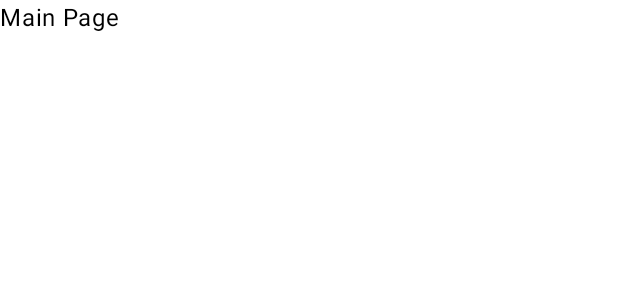
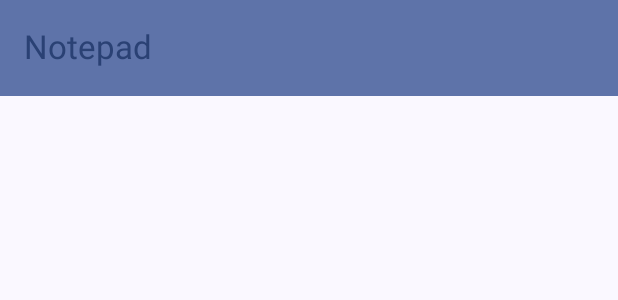
Before and after one commit to Lucas-89/NotePad, an Android app built with Jetpack Compose: the @Preview function MainPagePreview, on a phone screen of 412 x 824 dp. Shown: the top 300 px of the screen. Run offline under Robolectric (Android 15) with nearby library versions, the phone set to English and light mode, and no system bars.

Commit message:
Agrego Scafold

```diff
--- a/app/src/main/java/com/example/notepad/pages/MainPage.kt
+++ b/app/src/main/java/com/example/notepad/pages/MainPage.kt
@@ -1,6 +1,13 @@
 package com.example.notepad.pages
 
+import androidx.compose.foundation.layout.Column
+import androidx.compose.foundation.layout.padding
+import androidx.compose.material3.ExperimentalMaterial3Api
+import androidx.compose.material3.MaterialTheme
+import androidx.compose.material3.Scaffold
 import androidx.compose.material3.Text
+import androidx.compose.material3.TopAppBar
+import androidx.compose.material3.TopAppBarDefaults
 import androidx.compose.runtime.Composable
 import androidx.compose.ui.Modifier
 import androidx.compose.ui.tooling.preview.Preview
@@ -8,11 +15,29 @@ import com.example.notepad.ui.theme.NotepadTheme
 
 @Composable
 fun MainPage( modifier: Modifier = Modifier) {
-    Text(
-        text = "Main Page",
-        modifier = modifier
+    Scaffold (
+        modifier = modifier, // siempre poner esto
+        topBar = { MainTopAppBar() }
+    ){
+        Column (modifier = Modifier.padding(it)){  // siempre poner el modifier asi
+
+        }
+    }
+}
+@OptIn(ExperimentalMaterial3Api::class)
+@Composable
+fun MainTopAppBar(){
+    TopAppBar(
+        title = {
+            Text(text = "Notepad") /* todo lo que es texto va dento de Text*/
+        },
+        colors = TopAppBarDefaults.topAppBarColors( // configuracion del color
+            containerColor = MaterialTheme.colorScheme.primaryContainer,
+            titleContentColor = MaterialTheme.colorScheme.primary
+        )
     )
 }
+
 
 @Preview(showBackground = true)
 @Composable
```
